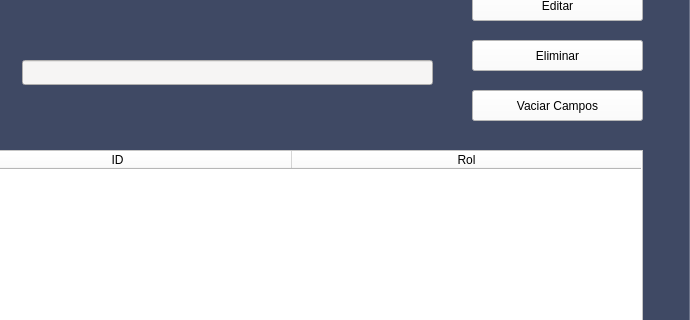
Before: the Qt Designer form Proyecto/Interfaces/Seguridad.ui in EdCenten0/MAPA-Python, drawn with Qt 5; both pictures show x 110 to 800 and y 96 to 416 of the 800 by 600 pixel window.
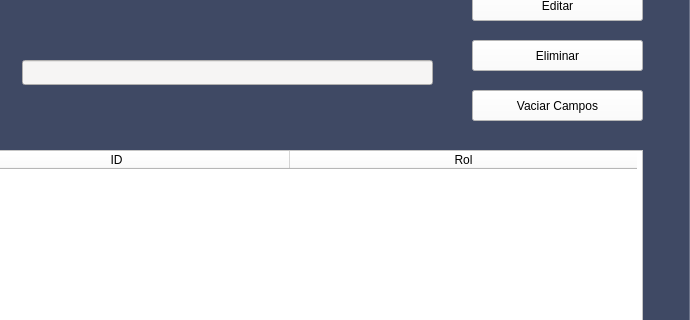
After: the same form once the commit is applied. The open tabs and pages were chosen to show the change.

Diff of the .ui file:
```diff
--- a/Proyecto/Interfaces/Seguridad.ui
+++ b/Proyecto/Interfaces/Seguridad.ui
@@ -489,7 +489,7 @@
        <bool>false</bool>
       </attribute>
       <attribute name="horizontalHeaderDefaultSectionSize">
-       <number>349</number>
+       <number>347</number>
       </attribute>
       <attribute name="horizontalHeaderMinimumSectionSize">
        <number>40</number>
```
Left out of the diff: 16 changed lines with no effect on the pictures.
